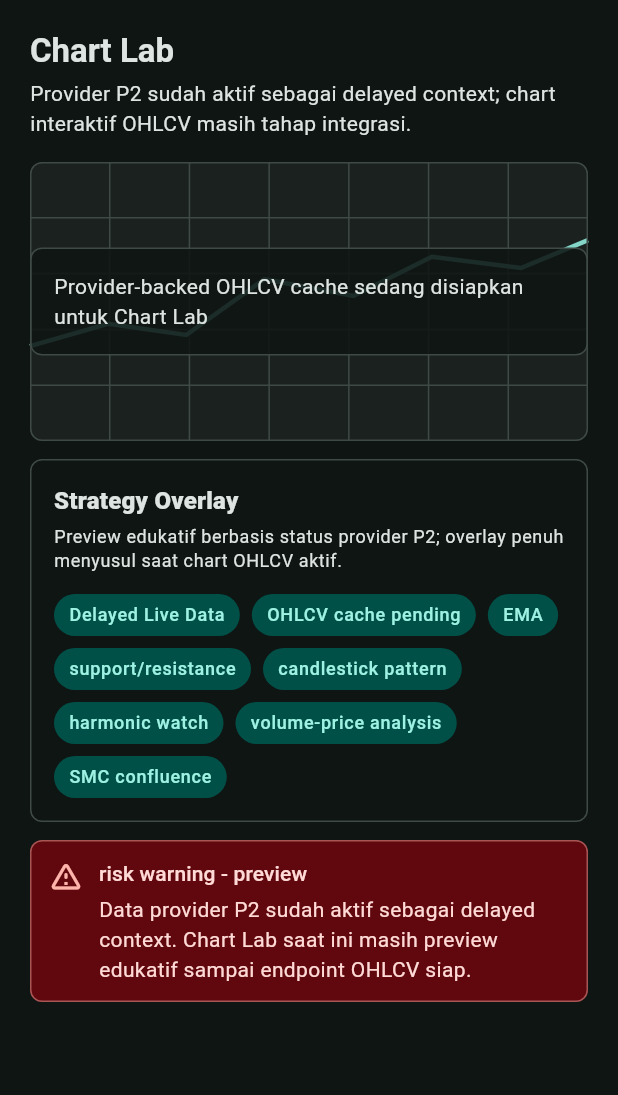
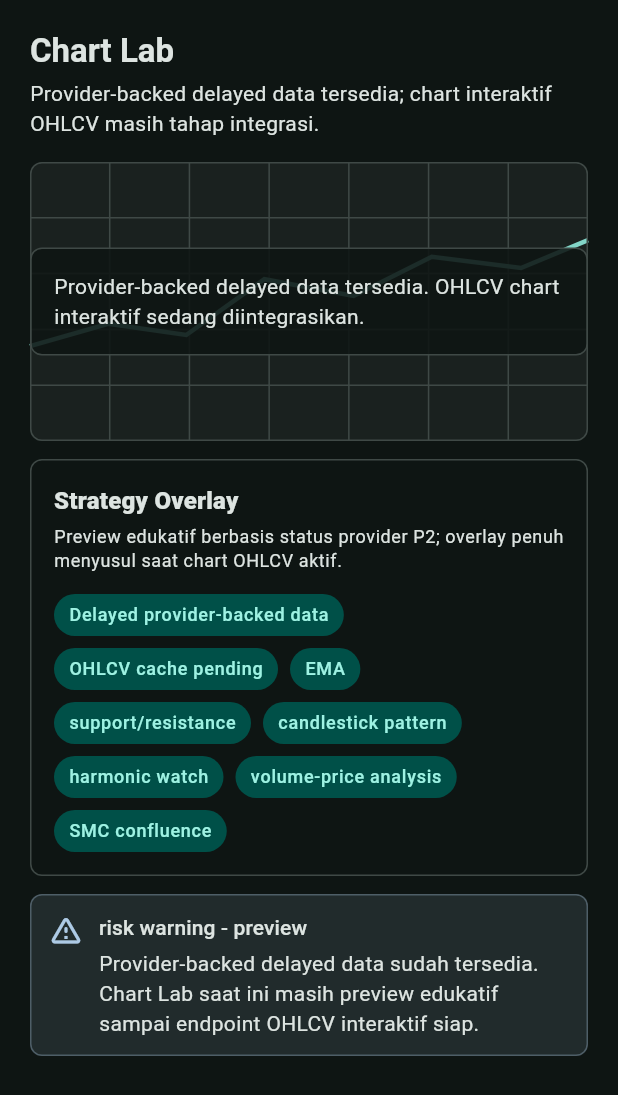
Before and after one commit to rafliantzm/stock-ai-advisor, a Flutter app: the ChartLabScreen widget shown alone on an empty page, opened directly, on a phone screen of 412 x 824 dp. Shown: the top 1095 px of the screen. Run offline on Flutter 3.47's test engine with Material 3 defaults, Android fonts, the phone set to English and light mode, and no system bars; our stand-ins replace supabase_flutter; accounts and stored records are empty.

Commit message:
Polish live data UX states

```diff
--- a/apps/mobile/lib/design_system/ui_components.dart
+++ b/apps/mobile/lib/design_system/ui_components.dart
@@ -247,18 +247,19 @@ class RiskWarningBox extends StatelessWidget {
   @override
   Widget build(BuildContext context) {
     final scheme = Theme.of(context).colorScheme;
+    final severity = _riskSeverityColors(scheme, level);
     return DecoratedBox(
       decoration: BoxDecoration(
-        color: scheme.errorContainer.withValues(alpha: 0.62),
+        color: severity.container,
         borderRadius: BorderRadius.circular(8),
-        border: Border.all(color: scheme.error.withValues(alpha: 0.45)),
+        border: Border.all(color: severity.border),
       ),
       child: Padding(
         padding: const EdgeInsets.all(12),
         child: Row(
           crossAxisAlignment: CrossAxisAlignment.start,
           children: [
-            Icon(Icons.warning_amber_rounded, color: scheme.error),
+            Icon(Icons.warning_amber_rounded, color: severity.icon),
             const SizedBox(width: 10),
             Expanded(
               child: Column(
@@ -269,13 +270,13 @@ class RiskWarningBox extends StatelessWidget {
                         ? 'risk warning'
                         : 'risk warning - ${humanizeUiText(level!)}',
                     style: Theme.of(context).textTheme.labelLarge?.copyWith(
-                      color: scheme.onErrorContainer,
+                      color: severity.foreground,
                     ),
                   ),
                   const SizedBox(height: 4),
                   Text(
                     humanizeUiText(message),
-                    style: TextStyle(color: scheme.onErrorContainer),
+                    style: TextStyle(color: severity.foreground),
                   ),
                 ],
               ),
@@ -297,11 +298,12 @@ class CompactRiskWarningList extends StatelessWidget {
     if (items.isEmpty) return const SizedBox.shrink();
 
     final scheme = Theme.of(context).colorScheme;
+    final severity = _riskSeverityColors(scheme, _highestRiskSeverity(items));
     return DecoratedBox(
       decoration: BoxDecoration(
-        color: scheme.errorContainer.withValues(alpha: 0.28),
+        color: severity.container,
         borderRadius: BorderRadius.circular(8),
-        border: Border.all(color: scheme.error.withValues(alpha: 0.22)),
+        border: Border.all(color: severity.border),
       ),
       child: Padding(
         padding: const EdgeInsets.symmetric(horizontal: 10, vertical: 8),
@@ -311,7 +313,7 @@ class CompactRiskWarningList extends StatelessWidget {
             Text(
               'risk warning',
               style: Theme.of(context).textTheme.labelMedium?.copyWith(
-                color: scheme.onErrorContainer,
+                color: severity.foreground,
                 fontWeight: FontWeight.w800,
               ),
             ),
@@ -322,30 +324,37 @@ class CompactRiskWarningList extends StatelessWidget {
                 child: Row(
                   crossAxisAlignment: CrossAxisAlignment.start,
                   children: [
-                    Container(
+                    Builder(
+                      builder: (context) {
+                        final itemSeverity = _riskSeverityColors(
+                          scheme,
+                          item.level,
+                        );
+                        return Container(
                           padding: const EdgeInsets.symmetric(
                             horizontal: 7,
                             vertical: 2,
                           ),
                           decoration: BoxDecoration(
-                        color: scheme.error.withValues(alpha: 0.14),
+                            color: itemSeverity.icon.withValues(alpha: 0.14),
                             borderRadius: BorderRadius.circular(999),
                           ),
                           child: Text(
                             humanizeUiText(item.level),
                             // Level labels are intentionally compact, but still
                             // humanized so backend enum names do not leak.
-                        style: Theme.of(context).textTheme.labelSmall?.copyWith(
-                          color: scheme.onErrorContainer,
+                            style: Theme.of(context).textTheme.labelSmall
+                                ?.copyWith(color: itemSeverity.foreground),
                           ),
-                      ),
+                        );
+                      },
                     ),
                     const SizedBox(width: 8),
                     Expanded(
                       child: Text(
-                        item.message,
+                        humanizeUiText(item.message),
                         style: Theme.of(context).textTheme.bodySmall?.copyWith(
-                          color: scheme.onErrorContainer,
+                          color: severity.foreground,
                         ),
                       ),
                     ),
@@ -363,6 +372,8 @@ String humanizeUiText(Object? value) {
   if (value == null) return 'Menunggu data';
   final text = value.toString().trim();
   if (text.isEmpty || text == '-') return 'Menunggu data';
+  final timestamp = formatWibTimestamp(text);
+  if (timestamp != text) return timestamp;
   final normalized = text.toLowerCase();
   const exact = {
     'needs_more_data': 'Data belum cukup',
@@ -373,8 +384,10 @@ String humanizeUiText(Object? value) {
     'alpha_vantage': 'Alpha Vantage',
     'twelve_data': 'Twelve Data',
     'eodhd': 'EODHD',
-    'delayed': 'Delayed Live Data',
-    'live': 'Live',
+    'delayed': 'Delayed provider-backed data',
+    'delayed live data': 'Delayed provider-backed data',
+    'live': 'Provider-backed data',
+    'live provider': 'Provider-backed delayed',
     'stale': 'Stale',
     'sample': 'Sample data',
     'provider_backed_context': 'Provider-backed context',
@@ -384,6 +397,114 @@ String humanizeUiText(Object? value) {
   final mapped = exact[normalized];
   if (mapped != null) return mapped;
   return text.replaceAll('_', ' ');
+}
+
+String formatWibTimestamp(Object? value) {
+  if (value == null) return 'Menunggu data';
+  final text = value.toString().trim();
+  if (text.isEmpty || text == '-') return 'Menunggu data';
+  final looksLikeTimestamp =
+      text.contains('T') ||
+      RegExp(r'^\d{4}-\d{2}-\d{2} \d{2}:\d{2}').hasMatch(text);
+  if (!looksLikeTimestamp) return text;
+
+  final parsed = DateTime.tryParse(text);
+  if (parsed == null) return text;
+  final wib = parsed.toUtc().add(const Duration(hours: 7));
+  const months = [
+    'Jan',
+    'Feb',
+    'Mar',
+    'Apr',
+    'Mei',
+    'Jun',
+    'Jul',
+    'Agu',
+    'Sep',
+    'Okt',
+    'Nov',
+    'Des',
+  ];
+  final hour = wib.hour.toString().padLeft(2, '0');
+  final minute = wib.minute.toString().padLeft(2, '0');
+  return '${wib.day} ${months[wib.month - 1]} ${wib.year}, $hour:$minute WIB';
+}
+
+String riskSeverityBand(Object? level) {
+  final text = level?.toString().toLowerCase().trim() ?? '';
+  if (text.contains('high') ||
+      text.contains('tinggi') ||
+      text.contains('critical') ||
+      text.contains('error') ||
+      text.contains('gagal')) {
+    return 'high';
+  }
+  if (text.contains('low') ||
+      text.contains('rendah') ||
+      text.contains('info') ||
+      text.contains('success') ||
+      text.contains('delayed') ||
+      text.contains('education') ||
+      text.contains('preview')) {
+    return 'low';
+  }
+  return 'medium';
+}
+
+String _highestRiskSeverity(List<CompactRiskWarningItem> items) {
+  var highest = 'low';
+  for (final item in items) {
+    final severity = riskSeverityBand(item.level);
+    if (severity == 'high') return 'high';
+    if (severity == 'medium') highest = 'medium';
+  }
+  return highest;
+}
+
+_RiskSeverityColors _riskSeverityColors(ColorScheme scheme, Object? level) {
+  switch (riskSeverityBand(level)) {
+    case 'high':
+      return _RiskSeverityColors(
+        container: scheme.errorContainer.withValues(alpha: 0.62),
+        border: scheme.error.withValues(alpha: 0.45),
+        foreground: scheme.onErrorContainer,
+        icon: scheme.error,
+      );
+    case 'medium':
+      return _RiskSeverityColors(
+        container: Color.alphaBlend(
+          Colors.amber.withValues(alpha: 0.20),
+          scheme.surface,
+        ),
+        border: Colors.orange.withValues(alpha: 0.42),
+        foreground: scheme.onSurface,
+        icon: Colors.orange.shade700,
+      );
+    default:
+      return _RiskSeverityColors(
+        container: Color.alphaBlend(
+          scheme.tertiary.withValues(alpha: 0.12),
+          scheme.surface,
+        ),
+        border: scheme.tertiary.withValues(alpha: 0.32),
+        foreground: scheme.onSurface,
+        icon: scheme.tertiary,
+      );
+  }
+}
+
+class _RiskSeverityColors {
+  const _RiskSeverityColors({
+    required this.container,
+    required this.border,
+    required this.foreground,
+    required this.icon,
+  });
+
+  final Color container;
+  final Color border;
+  final Color foreground;
+  final Color icon;
 }
 
 class CompactRiskWarningItem {
--- a/apps/mobile/lib/features/chart_lab/chart_lab_screen.dart
+++ b/apps/mobile/lib/features/chart_lab/chart_lab_screen.dart
@@ -23,7 +23,7 @@ class ChartLabScreen extends StatelessWidget {
         const AppSectionHeader(
           title: 'Chart Lab',
           subtitle:
-              'Provider P2 sudah aktif sebagai delayed context; chart interaktif OHLCV masih tahap integrasi.',
+              'Provider-backed delayed data tersedia; chart interaktif OHLCV masih tahap integrasi.',
         ),
         const SizedBox(height: 16),
         Card(
@@ -49,7 +49,7 @@ class ChartLabScreen extends StatelessWidget {
                     child: const Padding(
                       padding: EdgeInsets.all(16),
                       child: Text(
-                        'Provider-backed OHLCV cache sedang disiapkan untuk Chart Lab',
+                        'Provider-backed delayed data tersedia. OHLCV chart interaktif sedang diintegrasikan.',
                       ),
                     ),
                   ),
@@ -67,7 +67,7 @@ class ChartLabScreen extends StatelessWidget {
             spacing: 8,
             runSpacing: 8,
             children: [
-              const StatusBadge(label: 'Delayed Live Data'),
+              const StatusBadge(label: 'Delayed provider-backed data'),
               const StatusBadge(label: 'OHLCV cache pending'),
               for (final overlay in _overlays) StatusBadge(label: overlay),
             ],
@@ -77,7 +77,7 @@ class ChartLabScreen extends StatelessWidget {
         RiskWarningBox(
           level: 'preview',
           message:
-              'Data provider P2 sudah aktif sebagai delayed context. Chart Lab saat ini masih preview edukatif sampai endpoint OHLCV siap.',
+              'Provider-backed delayed data sudah tersedia. Chart Lab saat ini masih preview edukatif sampai endpoint OHLCV interaktif siap.',
         ),
       ],
     );
--- a/apps/mobile/lib/features/market_context/market_context_screen.dart
+++ b/apps/mobile/lib/features/market_context/market_context_screen.dart
@@ -138,11 +138,11 @@ class _MarketContextScreenState extends State<MarketContextScreen> {
                   runSpacing: 8,
                   children: [
                     if (response.meta.isDelayedLive || market.isDelayed)
-                      const StatusBadge(label: 'Delayed Live Data')
+                      const StatusBadge(label: 'Delayed provider-backed data')
                     else
                       StatusBadge(label: response.meta.dataQuality),
                     if (response.meta.isLiveMode)
-                      const StatusBadge(label: 'Live provider'),
+                      const StatusBadge(label: 'Provider-backed delayed'),
                     StatusBadge(label: response.meta.providerName),
                     if (market.isStale) const StatusBadge(label: 'stale'),
                     if (market.isSample)
--- a/apps/mobile/lib/features/screener/screener_screen.dart
+++ b/apps/mobile/lib/features/screener/screener_screen.dart
@@ -235,7 +235,7 @@ class _MarketCandidateSyncCard extends StatelessWidget {
               runSpacing: 8,
               children: [
                 if (sync!.isDelayedLive)
-                  const StatusBadge(label: 'Delayed Live Data')
+                  const StatusBadge(label: 'Delayed provider-backed data')
                 else
                   StatusBadge(label: sync!.dataQuality),
                 if (sync!.isMultiProvider)
--- a/apps/mobile/lib/features/stock_detail/stock_detail_screen.dart
+++ b/apps/mobile/lib/features/stock_detail/stock_detail_screen.dart
@@ -24,7 +24,7 @@ class StockDetailScreen extends StatelessWidget {
           AppSectionHeader(
             title: '${analysis.symbolCode} Analysis',
             subtitle:
-                '${analysis.companyName} - ${analysis.sourceLabel}. Market data P2 tersedia sebagai delayed provider context.',
+                '${analysis.companyName} - ${analysis.sourceLabel}. Market data P2 tersedia sebagai provider-backed delayed context.',
             trailing: StatusBadge(label: analysis.candidateLabel),
           ),
           const SizedBox(height: 16),
@@ -67,7 +67,7 @@ class _PriceSnapshot extends StatelessWidget {
     return SectionCard(
       title: 'Price Snapshot',
       subtitle:
-          'P2 delayed provider context - price detail per symbol masih tahap integrasi',
+          'P2 provider-backed delayed context - price detail per symbol masih tahap integrasi',
       child: ResponsiveGrid(
         children: [
           const MetricTile(label: 'market price', value: 'Data belum cukup'),
```
Also changed, not shown: 1 other file. Lines whose indentation alone changed are shown as unchanged.
